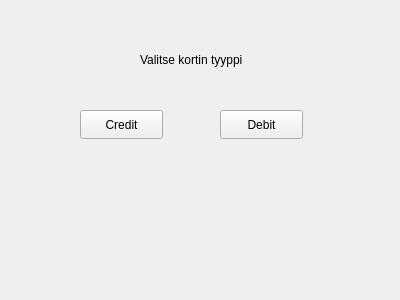
Old version of the form frontend/kortinvalintawindow.ui in the repository 22kmo-project/group_1.
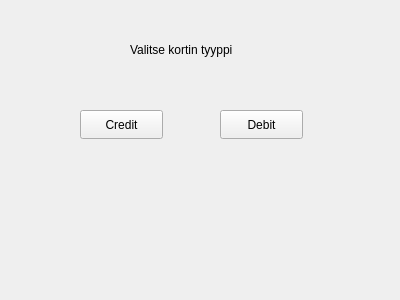
New version of the form.

```diff
--- a/frontend/kortinvalintawindow.ui
+++ b/frontend/kortinvalintawindow.ui
@@ -42,14 +42,14 @@
   <widget class="QLabel" name="label">
    <property name="geometry">
     <rect>
-     <x>140</x>
-     <y>50</y>
-     <width>111</width>
+     <x>130</x>
+     <y>40</y>
+     <width>151</width>
      <height>20</height>
     </rect>
    </property>
    <property name="text">
-    <string>Valitse kortin tyyppi</string>
+    <string>Valitse kortin tyyppi </string>
    </property>
   </widget>
  </widget>
```
